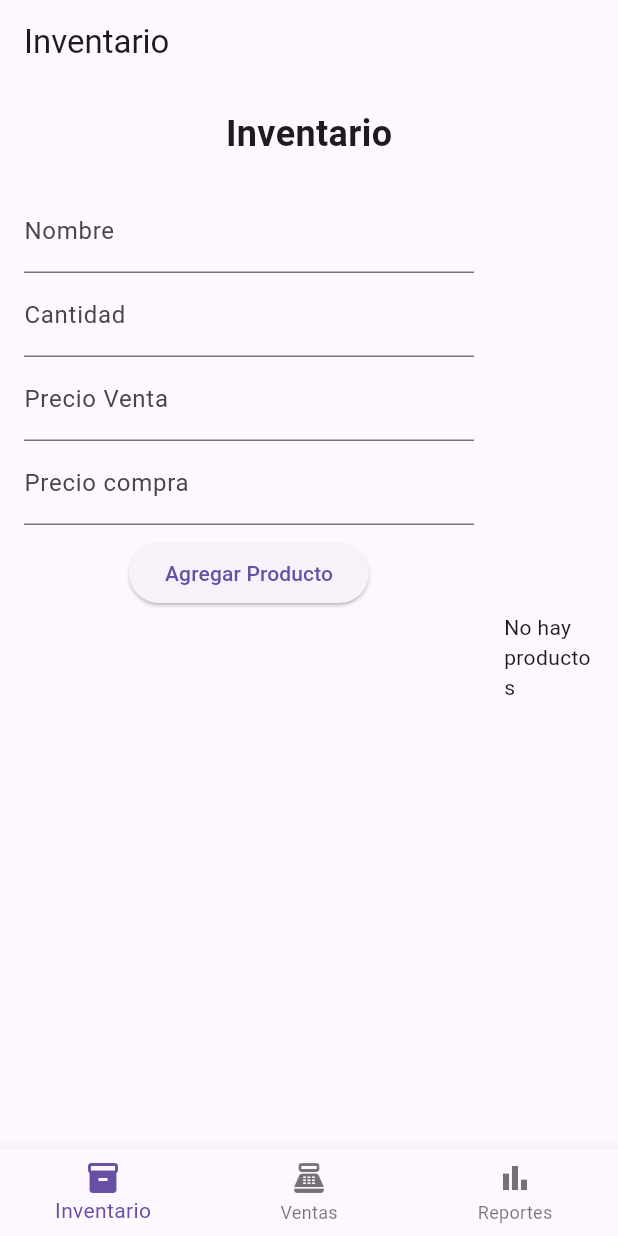
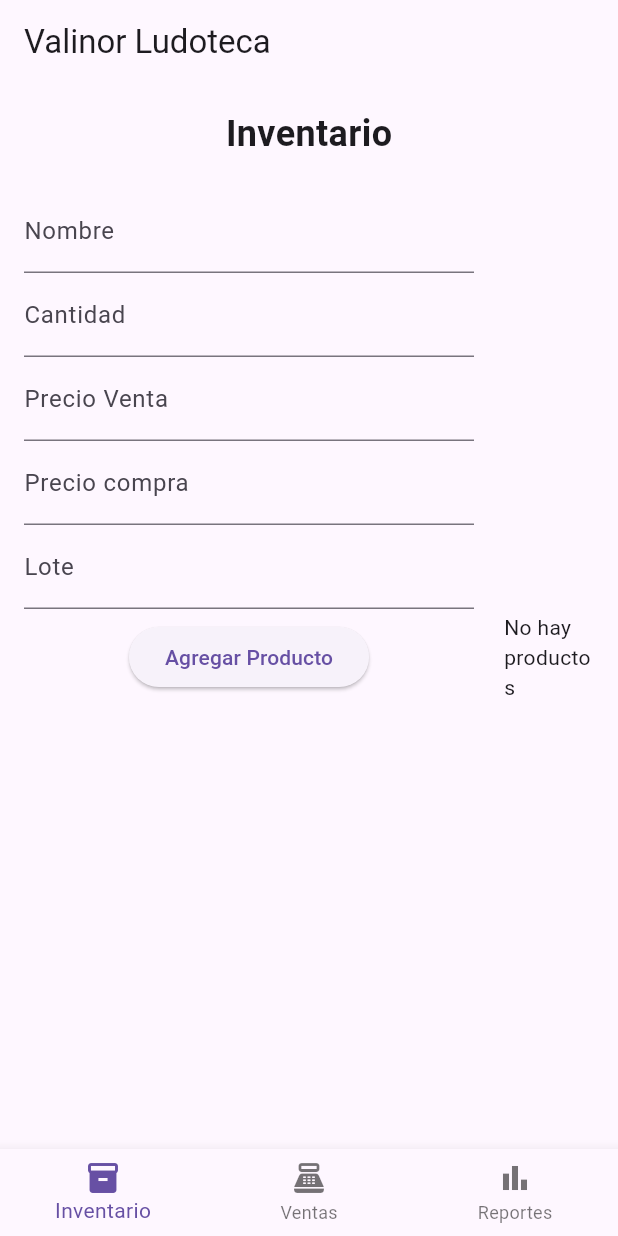
Before and after one commit to Schrei01/valinor_ludoteca, a Flutter app: the screen it shows after launch, on a phone screen of 412 x 824 dp. Run offline on Flutter 3.47's test engine with Material 3 defaults, Android fonts, the light colour scheme and no system bars; our stand-ins replace sqflite_common_ffi; accounts and stored records are empty.

Commit message:
Se agrega el lote

```diff
--- a/lib/db/database_helper.dart
+++ b/lib/db/database_helper.dart
@@ -23,7 +23,7 @@ class DatabaseHelper {
     _database = await databaseFactory.openDatabase(
       path,
       options: OpenDatabaseOptions(
-        version: 2, // subimos versión para que corra onUpgrade
+        version: 3, // subimos versión para que corra onUpgrade
         onCreate: _createDB,
         onUpgrade: _upgradeDB,
       ),
@@ -39,7 +39,8 @@ class DatabaseHelper {
         name TEXT NOT NULL,
         quantity INTEGER NOT NULL,
         price REAL NOT NULL,
-        purchasePrice REAL NOT NULL DEFAULT 0
+        purchasePrice REAL NOT NULL DEFAULT 0,
+        lote TEXT NOT NULL DEFAULT ''
       )
     ''');
 
@@ -73,11 +74,18 @@ class DatabaseHelper {
 
 
   Future _upgradeDB(Database db, int oldVersion, int newVersion) async {
-    if (oldVersion < 2) {
-      await db.execute('ALTER TABLE products ADD COLUMN purchasePrice REAL NOT NULL DEFAULT 0');
-    }
+  if (oldVersion < 2) {
+    await db.execute(
+      'ALTER TABLE products ADD COLUMN purchasePrice REAL NOT NULL DEFAULT 0'
+    );
+  }
 
+  if (oldVersion < 3) {
+    await db.execute(
+      'ALTER TABLE products ADD COLUMN lote TEXT NOT NULL DEFAULT '''
+    );
   }
+}
 
     // Insertar producto
   Future<int> insertOrUpdateProduct(Product product, {String? password}) async {
@@ -100,17 +108,16 @@ class DatabaseHelper {
         'quantity': newQuantity,
         'price': product.price,
         'purchasePrice': product.purchasePrice,
+        'lote': product.lote,
       },
       where: 'id = ?',
       whereArgs: [existingProduct.id],
     );
   } else {
     // Insertar nuevo producto
-    return await db.insert('products', product.toMap());
+    return await db.insert('products', product.toMap(includeId: true));
   }
 }
-
-
 
   // Obtener lista de productos
   Future<List<Product>> getProducts() async {
--- a/lib/main.dart
+++ b/lib/main.dart
@@ -43,12 +43,6 @@ class _ValinorAppState extends State<ValinorApp> {
     });
   }
 
-  final List<String> _titles = [
-    'Inventario',
-    'Ventas',
-    'Reportes',
-  ];
-
   @override
   Widget build(BuildContext context) {
     return MaterialApp(
@@ -56,7 +50,7 @@ class _ValinorAppState extends State<ValinorApp> {
       theme: ThemeData(primarySwatch: Colors.blue),
       home: Scaffold(
         appBar: AppBar(
-          title: Text(_titles[_selectedIndex]),
+          title: Text("Valinor Ludoteca"),
         ),
         body: _screens[_selectedIndex],
         bottomNavigationBar: BottomNavigationBar(
--- a/lib/models/products.dart
+++ b/lib/models/products.dart
@@ -2,8 +2,9 @@ class Product {
   final int? id;
   final String name;
   final int quantity;
-  final double price; // precio venta
-  final double purchasePrice; // precio compra
+  final double price;
+  final double purchasePrice;
+  final String? lote;
 
   Product({
     this.id,
@@ -11,17 +12,25 @@ class Product {
     required this.quantity,
     required this.price,
     required this.purchasePrice,
+    required this.lote,
   });
 
-  Map<String, dynamic> toMap() {
-    return {
-      'id': id,
+  Map<String, dynamic> toMap({bool includeId = false}) {
+    final map = {
       'name': name,
       'quantity': quantity,
       'price': price,
       'purchasePrice': purchasePrice,
+      'lote': lote,
     };
+
+    if (includeId && id != null) {
+      map['id'] = id;
+    }
+
+    return map;
   }
+
 
   factory Product.fromMap(Map<String, dynamic> map) {
     return Product(
@@ -30,6 +39,7 @@ class Product {
       quantity: map['quantity'],
       price: (map['price'] ?? 0).toDouble(),
       purchasePrice: (map['purchasePrice'] ?? 0).toDouble(),
+      lote: map['lote'],
     );
   }
 
--- a/lib/providers/accounts_provider.dart
+++ b/lib/providers/accounts_provider.dart
@@ -2,10 +2,6 @@ import 'package:flutter/material.dart';
 import 'package:valinor_ludoteca_desktop/models/saleline.dart';
 import 'package:valinor_ludoteca_desktop/screens/ventas_screen.dart';
 
-// ✅ Asegúrate de importar tus modelos
-// import 'models/account.dart';
-// import 'models/sale_line.dart';
-// import 'models/product.dart';
 
 class AccountsProvider extends ChangeNotifier {
   final List<Account> _accounts = [Account()];
--- a/lib/screens/inventario_screen.dart
+++ b/lib/screens/inventario_screen.dart
@@ -18,6 +18,7 @@ class _InventarioScreenState extends State<InventarioScreen> {
   final _quantityController = TextEditingController();
   final _priceController = TextEditingController();
   final _purchasePriceController = TextEditingController();
+  final _loteController = TextEditingController();
 
   @override
   void initState() {
@@ -85,6 +86,7 @@ class _InventarioScreenState extends State<InventarioScreen> {
     _quantityController.clear();
     _priceController.clear();
     _purchasePriceController.clear();
+    _loteController.clear();
 
     setState(() {
       _loadProducts();
@@ -135,6 +137,7 @@ class _InventarioScreenState extends State<InventarioScreen> {
                         quantityController: _quantityController,
                         priceController: _priceController,
                         purchasePriceController: _purchasePriceController,
+                        loteController: _loteController,
                         onAddProduct: _addProduct,
                         existingProducts: existingProducts,
                       );
--- a/lib/widgets/product_form_widget.dart
+++ b/lib/widgets/product_form_widget.dart
@@ -6,6 +6,7 @@ class ProductForm extends StatelessWidget {
   final TextEditingController quantityController;
   final TextEditingController priceController;
   final TextEditingController purchasePriceController;
+  final TextEditingController loteController;
   final Future<void> Function(Product) onAddProduct; // 🔹 ahora recibe el producto
   final List<Product> existingProducts;
 
@@ -15,6 +16,7 @@ class ProductForm extends StatelessWidget {
     required this.quantityController,
     required this.priceController,
     required this.purchasePriceController,
+    required this.loteController,
     required this.onAddProduct,
     required this.existingProducts,
   });
@@ -51,6 +53,7 @@ class ProductForm extends StatelessWidget {
             priceController.text = selected.price.toStringAsFixed(2);
             purchasePriceController.text =
                 selected.purchasePrice.toStringAsFixed(2);
+            loteController.text = selected.lote ?? '';
           },
         ),
         TextField(
@@ -68,6 +71,11 @@ class ProductForm extends StatelessWidget {
           decoration: const InputDecoration(labelText: 'Precio compra'),
           keyboardType: const TextInputType.numberWithOptions(decimal: true),
         ),
+        TextField(
+          controller: loteController,
+          decoration: const InputDecoration(labelText: 'Lote'),
+          keyboardType: TextInputType.text,
+        ),
         const SizedBox(height: 8),
         ElevatedButton(
           onPressed: () async {
@@ -75,8 +83,9 @@ class ProductForm extends StatelessWidget {
             final quantity = int.tryParse(quantityController.text.trim());
             final price = double.tryParse(priceController.text.trim());
             final purchasePrice = double.tryParse(purchasePriceController.text.trim());
+            final lote = loteController.text.trim();
 
-            if (name.isEmpty || quantity == null || price == null || purchasePrice == null) {
+            if (name.isEmpty || quantity == null || price == null || purchasePrice == null || lote.isEmpty) {
               ScaffoldMessenger.of(context).showSnackBar(
                 const SnackBar(content: Text('Por favor completa todos los campos correctamente')),
               );
@@ -88,6 +97,7 @@ class ProductForm extends StatelessWidget {
               quantity: quantity,
               price: price,
               purchasePrice: purchasePrice,
+              lote: lote, // o algún valor por defecto
             );
 
             await onAddProduct(newProduct);
--- a/lib/widgets/product_list_widget.dart
+++ b/lib/widgets/product_list_widget.dart
@@ -46,8 +46,11 @@ class ProductList extends StatelessWidget {
         } else if (!snapshot.hasData || snapshot.data!.isEmpty) {
           return const Center(child: Text('No hay productos'));
         }
+        // Sort products by name
+        final products = snapshot.data!..sort(
+          (a, b) => a.name.toLowerCase().compareTo(b.name.toLowerCase()),
+        );
 
-        final products = snapshot.data!;
         return ListView.builder(
           itemCount: products.length,
           itemBuilder: (context, index) {
@@ -57,7 +60,8 @@ class ProductList extends StatelessWidget {
               subtitle: Text(
                 'Cantidad: ${p.quantity}  |  '
                 'Precio venta: \$${_currencyFormat.format(p.price)}  |  '
-                'Precio compra: \$${_currencyFormat.format(p.purchasePrice)}',
+                'Precio compra: \$${_currencyFormat.format(p.purchasePrice)} | '
+                'Lote: ${p.lote}',
               ),
               trailing: IconButton(
                 icon: const Icon(Icons.delete, color: Colors.red),
```
Also changed, not shown: lib/screens/reportes_screen.dart (+39 -30 lines), lib/screens/ventas_screen.dart (+22 -5 lines).
